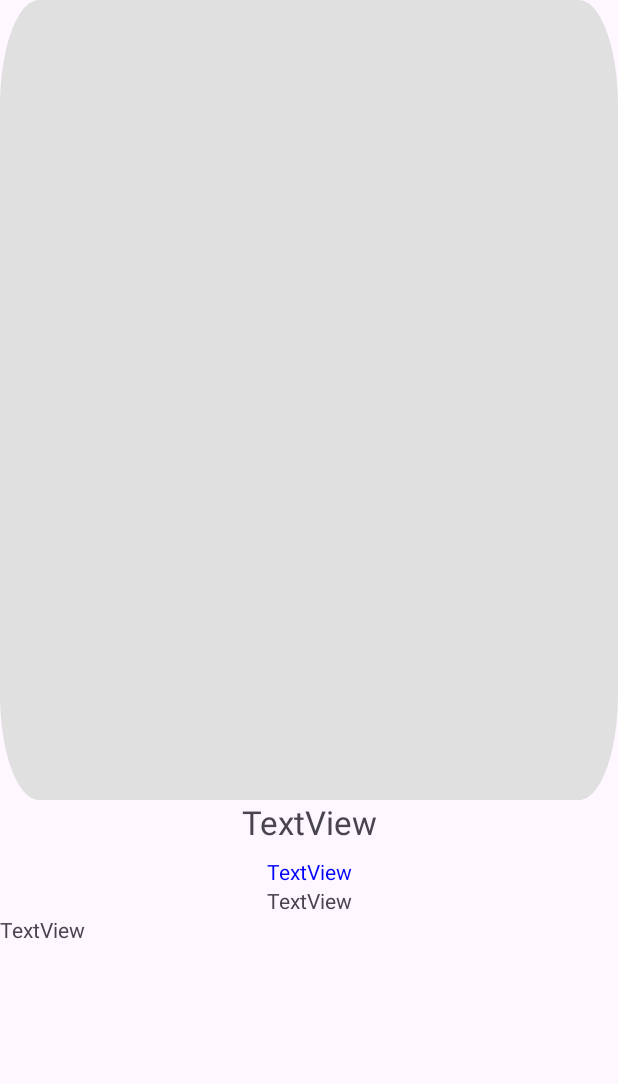
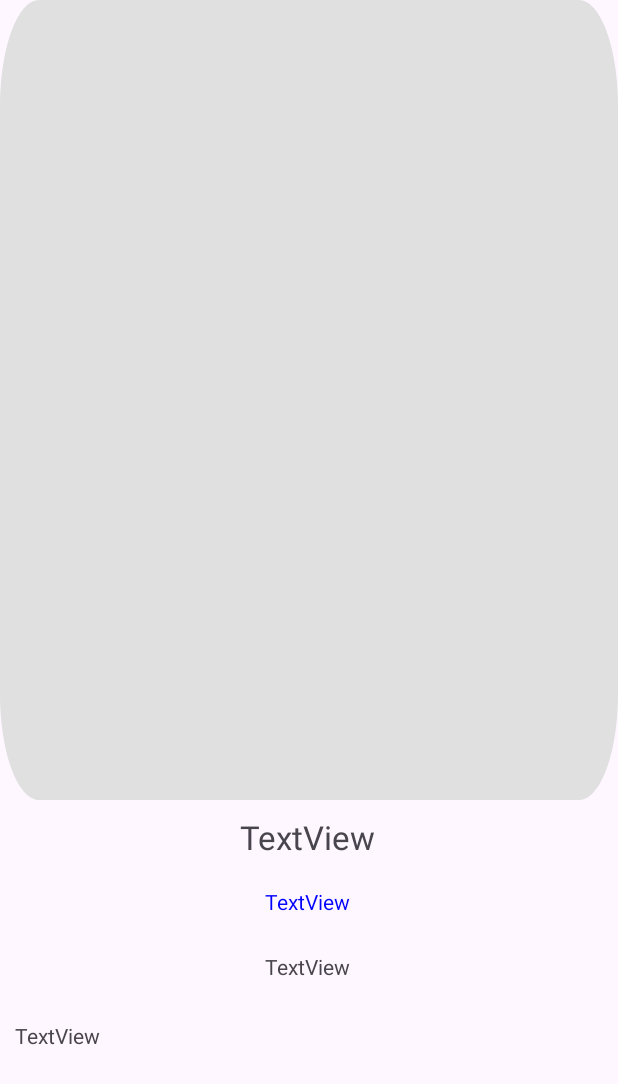
Before and after one commit to huydong0210/EShop, an Android app: the ProductInformationActivity screen opened directly, with no data from a screen before it, on a phone screen of 412 x 824 dp. Shown: the top 1084 px of the screen. Run offline under Robolectric (Android 15) with nearby library versions, the phone set to English and light mode, and no system bars; network calls fail; 4 statements that could not run were skipped.

Commit message:
Update interface

```diff
--- a/EShopFE/app/src/main/res/layout/activity_cart.xml
+++ b/EShopFE/app/src/main/res/layout/activity_cart.xml
@@ -32,7 +32,7 @@
         <ImageButton
             android:id="@+id/imageButtonHomeCart"
             android:layout_width="wrap_content"
-            android:layout_height="wrap_content"
+            android:layout_height="50dp"
             android:layout_weight="1"
             android:background="@color/white"
             android:contentDescription="Home"
@@ -41,7 +41,7 @@
         <ImageButton
             android:id="@+id/imageButtonCartCart"
             android:layout_width="wrap_content"
-            android:layout_height="wrap_content"
+            android:layout_height="50dp"
             android:layout_weight="1"
             android:background="@color/white"
             android:contentDescription="Cart"
@@ -50,7 +50,7 @@
         <ImageButton
             android:id="@+id/imageButtonCartUser"
             android:layout_width="wrap_content"
-            android:layout_height="wrap_content"
+            android:layout_height="50dp"
             android:layout_weight="1"
             android:background="@color/white"
             android:contentDescription="User"
--- a/EShopFE/app/src/main/res/layout/activity_product_information.xml
+++ b/EShopFE/app/src/main/res/layout/activity_product_information.xml
@@ -16,7 +16,9 @@
 
     <TextView
         android:id="@+id/textViewProductInforName"
-        android:layout_width="match_parent"
+        android:layout_marginTop="10dp"
+        android:layout_marginLeft="10dp"
+        android:layout_width="390dp"
         android:layout_height="38dp"
         android:textSize="22dp"
         android:textAlignment="center"
@@ -24,29 +26,36 @@
 
     <TextView
         android:id="@+id/textViewProductInforPrice"
-        android:layout_width="match_parent"
-        android:layout_height="wrap_content"
-        android:textColor="#0000ff"
+        android:layout_width="390dp"
+        android:layout_marginTop="10dp"
+        android:layout_marginLeft="10dp"
+        android:layout_height="33dp"
+        android:text="TextView"
         android:textAlignment="center"
-        android:text="TextView" />
+        android:textColor="#0000ff" />
 
     <TextView
         android:id="@+id/textViewProductInforQuantity"
-        android:layout_width="match_parent"
-        android:layout_height="wrap_content"
-        android:textAlignment="center"
-        android:text="TextView" />
+        android:layout_width="390dp"
+        android:layout_height="36dp"
+        android:text="TextView"
+        android:layout_marginTop="10dp"
+        android:layout_marginLeft="10dp"
+        android:textAlignment="center" />
 
     <TextView
         android:id="@+id/textViewProductInforDescription"
-        android:layout_width="match_parent"
-        android:layout_height="300dp"
+        android:layout_width="390dp"
+        android:layout_marginTop="10dp"
+        android:layout_marginLeft="10dp"
+        android:layout_height="230dp"
         android:text="TextView" />
 
     <LinearLayout
         android:layout_width="match_parent"
         android:layout_height="wrap_content"
         android:layout_marginLeft="10dp"
+        android:layout_marginTop="8dp"
         android:orientation="horizontal">
         <RelativeLayout
             android:layout_marginStart="5dp"
@@ -63,14 +72,14 @@
 
             <TextView
                 android:id="@+id/next"
-                android:textStyle="bold"
-                android:textSize="20sp"
-                android:textColor="@color/next_color"
-                android:layout_marginTop="5dp"
                 android:layout_width="150dp"
                 android:layout_height="37dp"
+                android:layout_marginTop="5dp"
+                android:text="Trang chủ"
                 android:textAlignment="center"
-                android:text="Trang chủ" />
+                android:textColor="@color/next_color"
+                android:textSize="20sp"
+                android:textStyle="bold" />
         </RelativeLayout>
         <RelativeLayout
             android:id="@+id/buttonSignUpSignUp"
--- a/EShopFE/app/src/main/res/layout/activity_sign_up.xml
+++ b/EShopFE/app/src/main/res/layout/activity_sign_up.xml
@@ -198,7 +198,7 @@
                     android:textSize="20sp"
                     android:textColor="@color/next_color"
                     android:layout_marginLeft="130dp"
-                    android:layout_marginTop="12.88dp"
+                    android:layout_marginTop="10dp"
                     android:layout_width="70.76dp"
                     android:layout_height="37dp"
                     android:text="@string/next_string" />
```
Also changed, not shown: EShopFE/app/src/main/res/layout/activity_home.xml (+3 -4 lines), EShopFE/app/src/main/res/layout/activity_order.xml (+10 -9 lines), EShopFE/app/src/main/res/layout/activity_order_details_in_processing.xml (+32 -12 lines), EShopFE/app/src/main/res/layout/activity_shipment_details_item.xml (+19 -8 lines), EShopFE/app/src/main/res/layout/activity_user_information.xml (+4 -5 lines), EShopFE/app/src/main/res/layout/cart_order_details_item.xml (+17 -9 lines), EShopFE/app/src/main/res/layout/home_product_item.xml (+8 -4 lines), EShopFE/app/src/main/res/layout/order_details_in_processing_item.xml (+37 -11 lines), EShopFE/app/src/main/res/layout/order_shipment_details_item.xml (+39 -14 lines), EShopFE/app/src/main/res/drawable/icon_cart.png, EShopFE/app/src/main/res/drawable/icon_home.png, EShopFE/app/src/main/res/drawable/icon_user.png.
